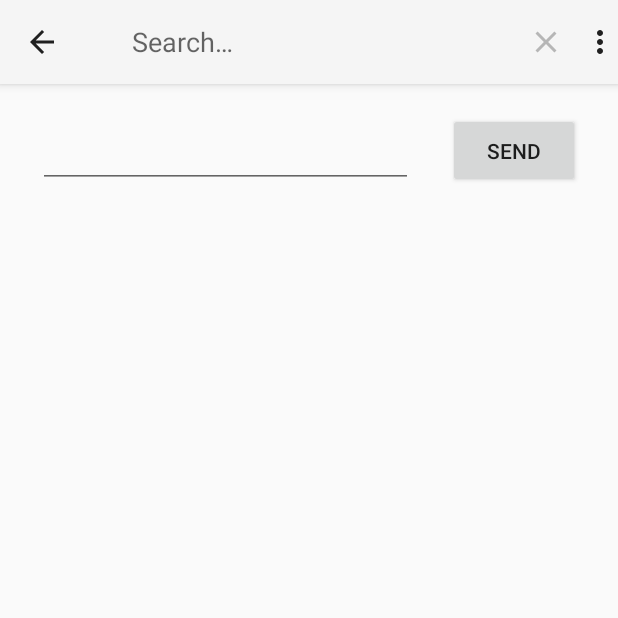
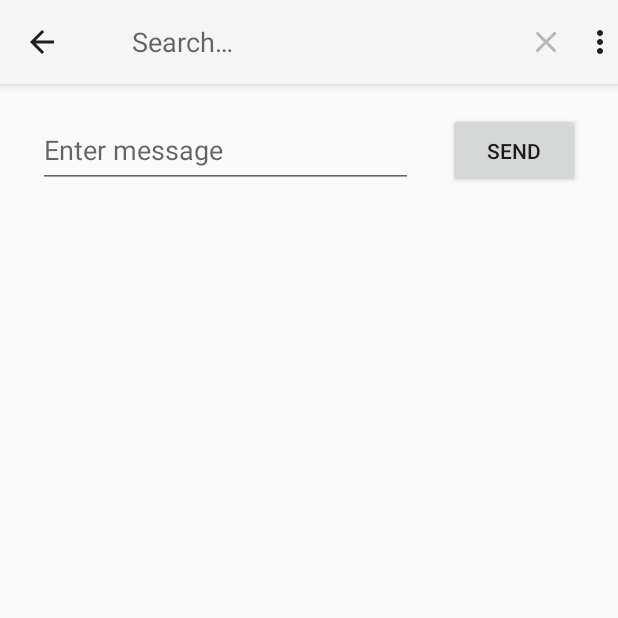
Before and after one commit to jodyrutter/individual-assignment-1, an Android app: the screen it shows after launch (MainActivity), after a tap on "Search", on a phone screen of 412 x 824 dp, the top half of it. Run offline under Robolectric (Android 15) with nearby library versions, the phone set to English and light mode, and no system bars.

Commit message:
Added help message
>Added a help message to the edit text box in scene 1.

```diff
--- a/app/src/main/res/layout/activity_main.xml
+++ b/app/src/main/res/layout/activity_main.xml
@@ -5,6 +5,7 @@
     android:layout_height="match_parent">
 
     <android.support.v7.widget.Toolbar
+
         android:id="@+id/my_toolbar"
         android:layout_width="match_parent"
         android:layout_height="?attr/actionBarSize"
@@ -42,6 +43,7 @@
                 android:layout_height="638dp">
 
                 <EditText
+                    android:hint="Enter message"
                     android:id="@+id/editText"
                     android:layout_width="250dp"
                     android:layout_height="50dp"
```
